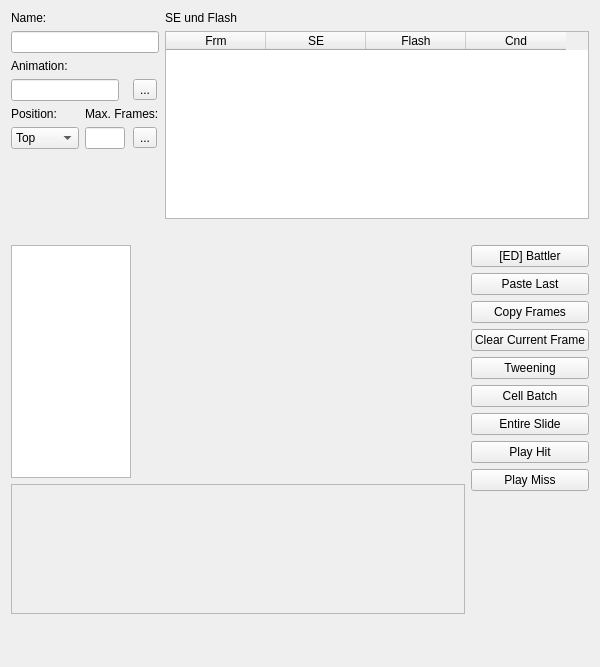
The window that editors/animations/editanimations.ui (jowin202/YaRXP) describes before a commit, drawn with Qt 5.
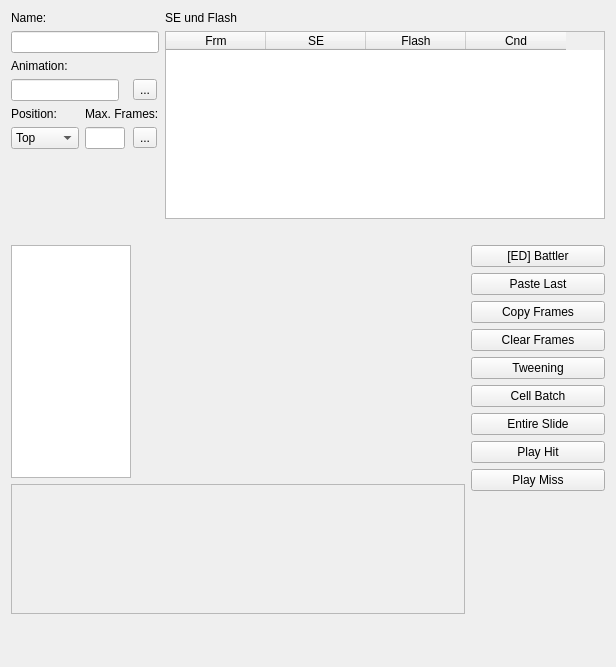
The same window after the commit. Custom widgets are drawn as their Qt base class.

Patch:
```diff
--- a/editors/animations/editanimations.ui
+++ b/editors/animations/editanimations.ui
@@ -6,7 +6,7 @@
    <rect>
     <x>0</x>
     <y>0</y>
-    <width>593</width>
+    <width>616</width>
     <height>667</height>
    </rect>
   </property>
@@ -241,7 +241,7 @@
      <item row="3" column="1">
       <widget class="QPushButton" name="button_clear_frame">
        <property name="text">
-        <string>Clear Current Frame</string>
+        <string>Clear Frames</string>
        </property>
       </widget>
      </item>
```
Left out of the diff: 12 changed lines with no effect on the pictures.
